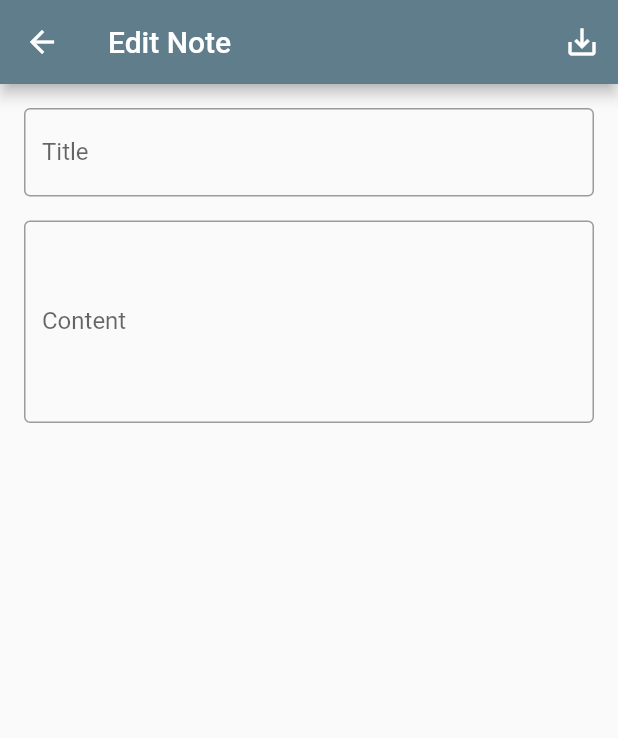
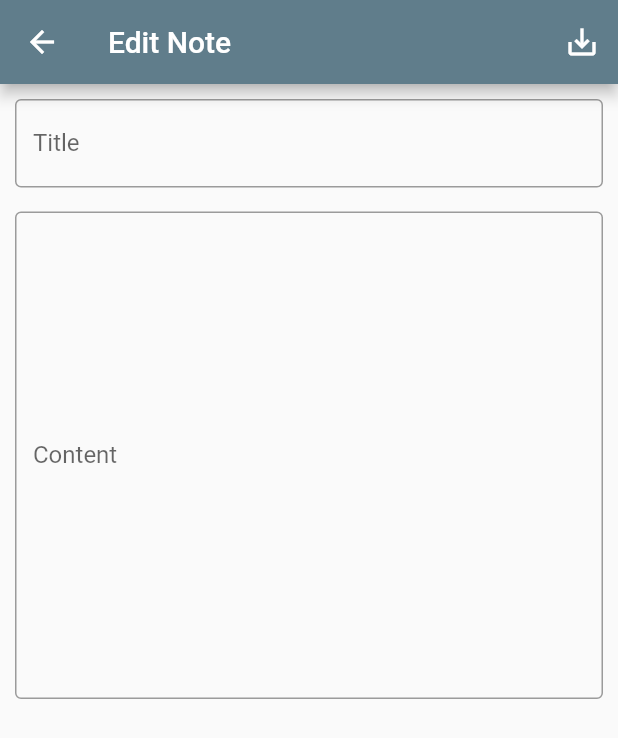
Before and after one commit to yurike/slovo, a Flutter app: the screen it shows after launch, after a tap on the "add" icon, on a phone screen of 412 x 824 dp. Shown: the top 738 px of the screen. Run offline on Flutter 3.47's test engine with Material 2 defaults, Android fonts, the phone set to English and light mode, and no system bars; our stand-ins replace bloc, equatable, flutter_bloc, hive_flutter; accounts and stored records are empty.

Commit message:
minor navigaor fix

```diff
--- a/lib/main.dart
+++ b/lib/main.dart
@@ -21,6 +21,7 @@ class MyApp extends StatelessWidget {
       child: MaterialApp(
         title: 'MyNotepad',
         theme: ThemeData(
+            // TODO: Night mode
             colorScheme: ColorScheme.fromSwatch(primarySwatch: Colors.blueGrey)
                 .copyWith(secondary: Colors.teal)),
         home: HomePage(),
--- a/lib/pages/edit_page.dart
+++ b/lib/pages/edit_page.dart
@@ -48,9 +48,9 @@ class _EditNotePageState extends State<EditNotePage> {
       _noteBloc.add(_noteId != null ? UpdateNote(note) : AddNote(note));
       Navigator.pop(context);
       // Pop twice when editing
-      // if (_noteId != null) {
-      //   Navigator.pop(context);
-      // }
+      if (_noteId != null) {
+        Navigator.maybePop(context);
+      }
     }
   }
 
@@ -159,7 +159,7 @@ class _EditNotePageState extends State<EditNotePage> {
           ],
         ),
         body: Padding(
-          padding: const EdgeInsets.all(16.0),
+          padding: const EdgeInsets.all(10.0),
           child: ListView(children: <Widget>[
             Form(
                 key: _formKey,
@@ -187,9 +187,9 @@ class _EditNotePageState extends State<EditNotePage> {
                         controller: _contentTextController,
                         validator: (val) => val!.isNotEmpty
                             ? null
-                            : 'Description must not be empty',
+                            : 'Content must not be empty',
                         keyboardType: TextInputType.multiline,
-                        maxLines: 5,
+                        maxLines: 15,
                       )
                     ]))
           ]),
```
